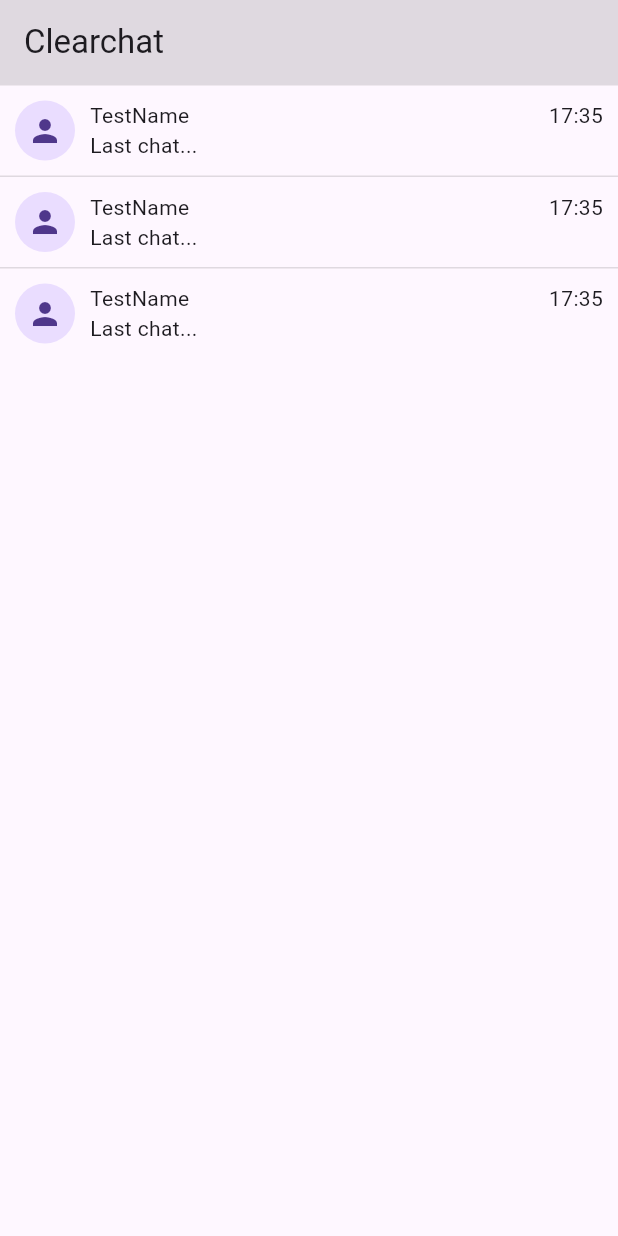
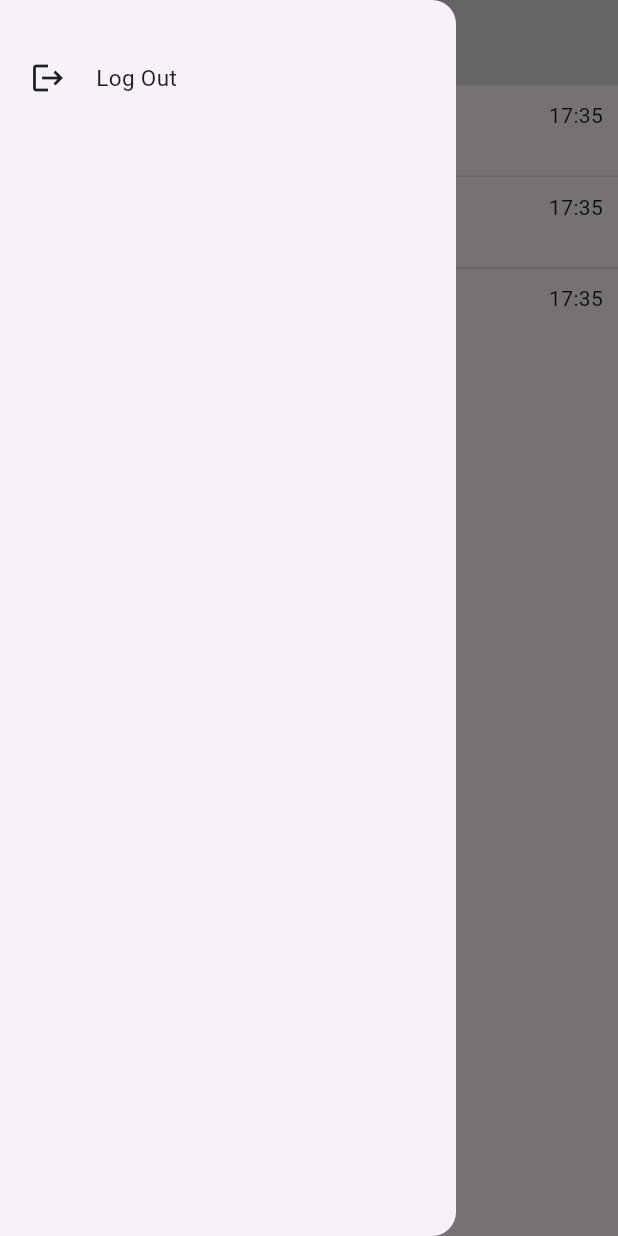
Before and after one commit to AshkanArabim/flirtify, a Flutter app: the screen it shows once a user with an empty profile is signed in, with the side drawer open (before the commit the screen has no drawer), on a phone screen of 412 x 824 dp. Run offline on Flutter 3.47's test engine with Material 3 defaults, Android fonts, the phone set to English and light mode, and no system bars; our stand-ins replace cloud_firestore, firebase_auth, firebase_core; accounts and stored records are empty.

Commit message:
add logout button to home sidebar

```diff
--- a/lib/pages/home.dart
+++ b/lib/pages/home.dart
@@ -1,5 +1,6 @@
 import 'package:flutter/material.dart';
 import '../components/chats_row.dart';
+import 'package:firebase_auth/firebase_auth.dart';
 
 class Home extends StatefulWidget {
   const Home({super.key});
@@ -9,9 +10,27 @@ class Home extends StatefulWidget {
 }
 
 class _HomeState extends State<Home> {
+  void handleLogout() async {
+    FirebaseAuth.instance.signOut();
+  }
+
   @override
   Widget build(BuildContext context) {
     return Scaffold(
+      drawer: Drawer(
+        child: Column(
+          children: [
+            SizedBox(
+              height: 30,
+            ),
+            DrawerRow(
+              icon: Icon(Icons.logout),
+              label: "Log Out",
+              func: handleLogout,
+            )
+          ],
+        ),
+      ),
       appBar: AppBar(
         title: Text('Clearchat'),
         backgroundColor: Colors.black12,
@@ -25,4 +44,33 @@ class _HomeState extends State<Home> {
       ),
     );
   }
+
+  InkWell DrawerRow({
+    required Icon icon,
+    required GestureTapCallback func,
+    required String label,
+  }) {
+    return InkWell(
+      onTap: func,
+      child: Padding(
+        padding: EdgeInsets.symmetric(vertical: 10, horizontal: 20),
+        child: Row(
+          children: [
+            icon,
+            SizedBox(
+              width: 20,
+            ),
+            Expanded(
+              child: Text(
+                label,
+                style: TextStyle(
+                  fontSize: 15,
+                ),
+              ),
+            )
+          ],
+        ),
+      ),
+    );
+  }
 }
```
